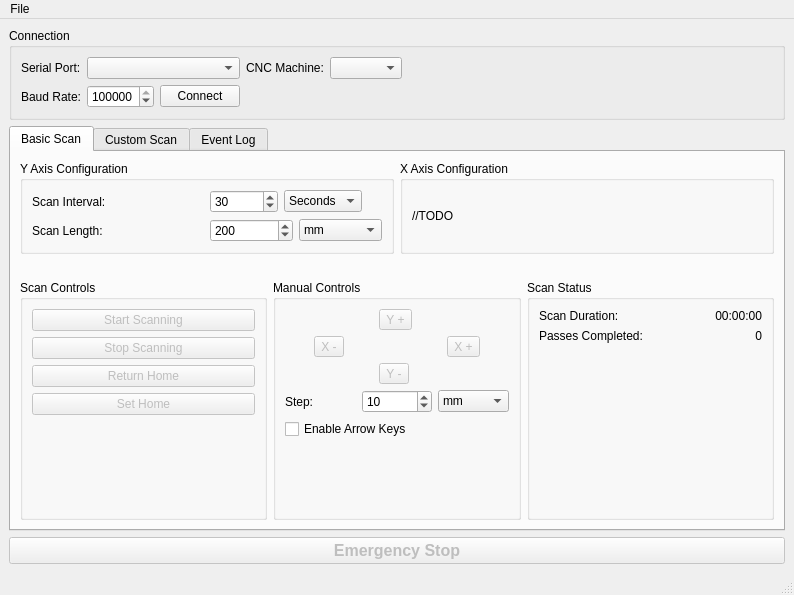
Old version of the form touch-o-matic-tabbed.ui in the repository westphallm1/TouchOMaticController.
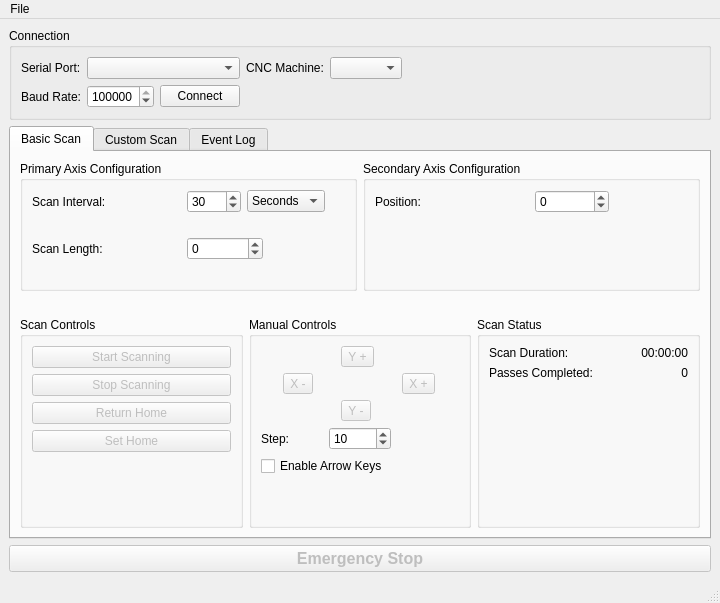
New version of the form. The open tabs and pages were chosen to show the change. Icons and pictures are not drawn.

Commit message: started integrating config file changes into gui

The edit to the form file:
```diff
--- a/touch-o-matic-tabbed.ui
+++ b/touch-o-matic-tabbed.ui
@@ -6,8 +6,8 @@
    <rect>
     <x>0</x>
     <y>0</y>
-    <width>794</width>
-    <height>595</height>
+    <width>720</width>
+    <height>603</height>
    </rect>
   </property>
   <property name="windowTitle">
@@ -117,7 +117,7 @@
           <item>
            <widget class="QGroupBox" name="groupBox_2">
             <property name="title">
-             <string>Y Axis Configuration</string>
+             <string>Primary Axis Configuration</string>
             </property>
             <layout class="QGridLayout" name="gridLayout_3">
              <item row="0" column="0">
@@ -180,26 +180,22 @@
               <layout class="QHBoxLayout" name="horizontalLayout_4">
                <item>
                 <widget class="QSpinBox" name="yLengthValue">
+                 <property name="minimum">
+                  <number>-1000</number>
+                 </property>
                  <property name="maximum">
-                  <number>500</number>
+                  <number>1000</number>
                  </property>
                  <property name="value">
-                  <number>200</number>
+                  <number>0</number>
                  </property>
                 </widget>
                </item>
                <item>
-                <widget class="QComboBox" name="yLengthUnits">
-                 <item>
-                  <property name="text">
-                   <string>mm</string>
-                  </property>
-                 </item>
-                 <item>
-                  <property name="text">
-                   <string>inches</string>
-                  </property>
-                 </item>
+                <widget class="QLabel" name="primary_units">
+                 <property name="text">
+                  <string/>
+                 </property>
                 </widget>
                </item>
               </layout>
@@ -216,16 +212,53 @@
              </font>
             </property>
             <property name="title">
-             <string>X Axis Configuration</string>
+             <string>Secondary Axis Configuration</string>
             </property>
             <layout class="QGridLayout" name="gridLayout_4">
-             <item row="0" column="0">
-              <widget class="QLabel" name="label_3">
+             <item row="1" column="0">
+              <widget class="QLabel" name="label_16">
                <property name="text">
-                <string>//TODO</string>
+                <string>Position:</string>
                </property>
               </widget>
              </item>
+             <item row="2" column="0">
+              <spacer name="verticalSpacer_5">
+               <property name="orientation">
+                <enum>Qt::Vertical</enum>
+               </property>
+               <property name="sizeHint" stdset="0">
+                <size>
+                 <width>20</width>
+                 <height>40</height>
+                </size>
+               </property>
+              </spacer>
+             </item>
+             <item row="1" column="1">
+              <layout class="QHBoxLayout" name="horizontalLayout_12">
+               <item>
+                <widget class="QSpinBox" name="xLengthValue">
+                 <property name="minimum">
+                  <number>-1000</number>
+                 </property>
+                 <property name="maximum">
+                  <number>1000</number>
+                 </property>
+                 <property name="value">
+                  <number>0</number>
+                 </property>
+                </widget>
+               </item>
+               <item>
+                <widget class="QLabel" name="secondary_units">
+                 <property name="text">
+                  <string/>
+                 </property>
+                </widget>
+               </item>
+              </layout>
+             </item>
             </layout>
            </widget>
           </item>
@@ -399,17 +432,10 @@
                   </widget>
                  </item>
                  <item>
-                  <widget class="QComboBox" name="manualStepUnits">
-                   <item>
-                    <property name="text">
-                     <string>mm</string>
-                    </property>
-                   </item>
-                   <item>
-                    <property name="text">
-                     <string>inches</string>
-                    </property>
-                   </item>
+                  <widget class="QLabel" name="manual_units">
+                   <property name="text">
+                    <string/>
+                   </property>
                   </widget>
                  </item>
                 </layout>
@@ -812,8 +838,8 @@
     <rect>
      <x>0</x>
      <y>0</y>
-     <width>794</width>
-     <height>20</height>
+     <width>720</width>
+     <height>22</height>
     </rect>
    </property>
    <widget class="QMenu" name="menuFile">
```
Left out of the diff: 14 changed lines with no effect on the pictures. The commit also changes 3 other files.
